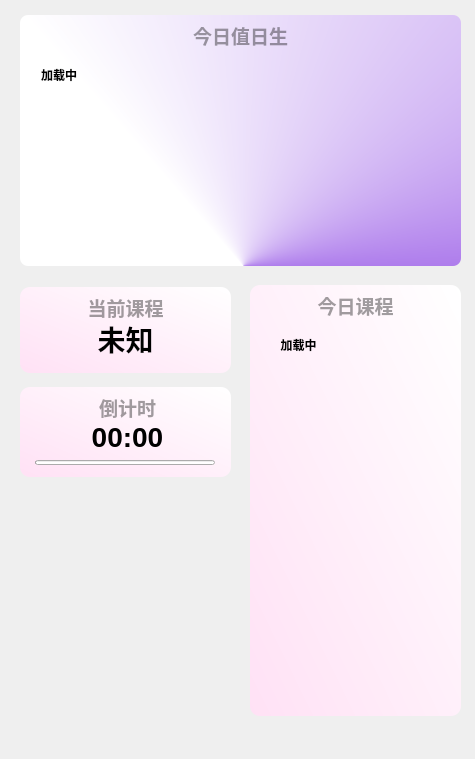
First picture: the form in Resource/ui/dp/class_dp4.ui, repository Yamikani-Flipped/LingYun-Class-Widgets, before the edit.
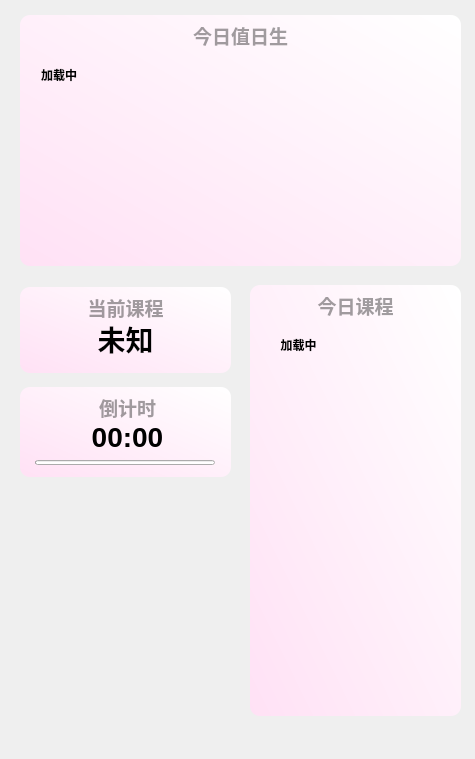
Second picture: the form after the edit. Custom widgets are drawn as their Qt base class.

Diff of the .ui file:
```diff
--- a/Resource/ui/dp/class_dp4.ui
+++ b/Resource/ui/dp/class_dp4.ui
@@ -451,8 +451,9 @@
     </rect>
    </property>
    <property name="styleSheet">
-    <string notr="true">background-color: qconicalgradient(cx:0.506, cy:1, angle:202.5, stop:0.255682 rgba(129, 52, 225, 255), stop:0.761364 rgba(255, 255, 255, 255));
-border-radius: 8px</string>
+    <string notr="true">background-color: qlineargradient(spread:pad, x1:0, y1:1, x2:1, y2:0, stop:0 rgba(255, 225, 245, 255), stop:1 rgba(255, 255, 255, 255));
+
+border-radius: 10px</string>
    </property>
    <property name="text">
     <string/>
```
